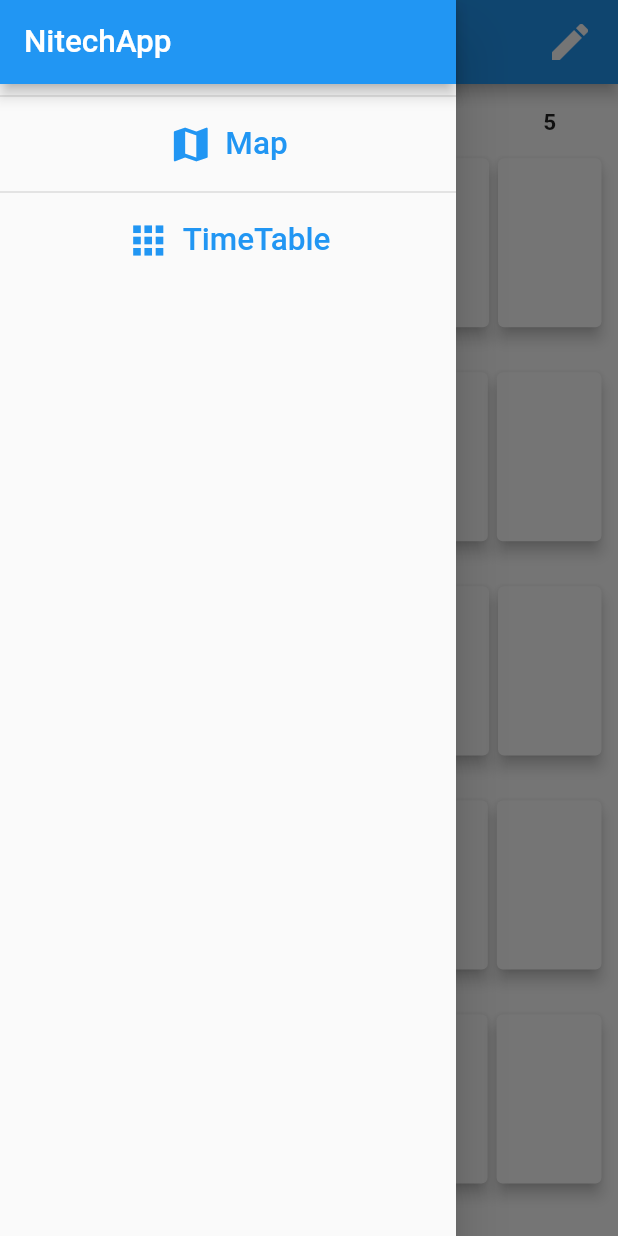
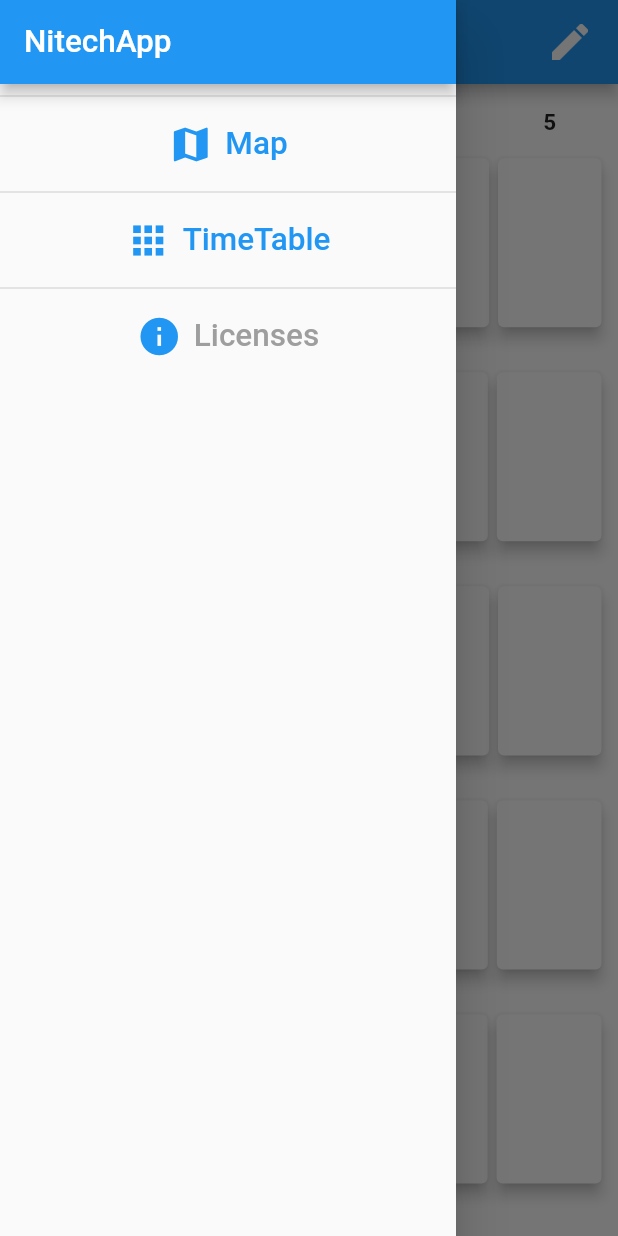
Before and after one commit to fztkm/nitechMap, a Flutter app: the TimeTableScreen screen opened by its route, with the side drawer open, on a phone screen of 412 x 824 dp. Run offline on Flutter 3.47's test engine with Material 2 defaults, Android fonts, the phone set to English and light mode, and no system bars; our stand-ins replace flutter_svg, package_info, photo_view, sqflite; accounts and stored records are empty.

Commit message:
ライセンス表示

```diff
--- a/lib/widgets/main_drawer.dart
+++ b/lib/widgets/main_drawer.dart
@@ -1,6 +1,7 @@
 import 'package:flutter/material.dart';
 import 'package:nitechmap_c0de/screens/map_screen.dart';
 import 'package:nitechmap_c0de/screens/timetable_screen.dart';
+import 'package:package_info/package_info.dart';
 
 class MainDrawer extends StatelessWidget {
   const MainDrawer({Key? key}) : super(key: key);
@@ -52,6 +53,31 @@ class MainDrawer extends StatelessWidget {
                   .copyWith(color: Theme.of(context).primaryColor),
             ),
           ),
+          Divider(
+            thickness: 1.0,
+          ),
+          TextButton.icon(
+            onPressed: () async {
+              final info = await PackageInfo.fromPlatform();
+              showLicensePage(
+                context: context,
+                applicationName: info.appName,
+                applicationVersion: info.version,
+                applicationIcon: Icon(Icons.tag_faces),
+                applicationLegalese: "ほげほげ",
+              );
+            },
+            icon: Icon(
+              Icons.info,
+              size: 30,
+            ),
+            label: Text(
+              'Licenses',
+              style: Theme.of(context).textTheme.headline6!.copyWith(
+                    color: Colors.grey,
+                  ),
+            ),
+          ),
         ],
       ),
     );
--- a/pubspec.yaml
+++ b/pubspec.yaml
@@ -36,6 +36,7 @@ dependencies:
   shared_preferences: ^2.0.6
   provider: ^6.0.1
   intl: ^0.17.0
+  package_info: ^2.0.2
 
 dev_dependencies:
   flutter_test:
```
Also changed, not shown: pubspec.lock.
